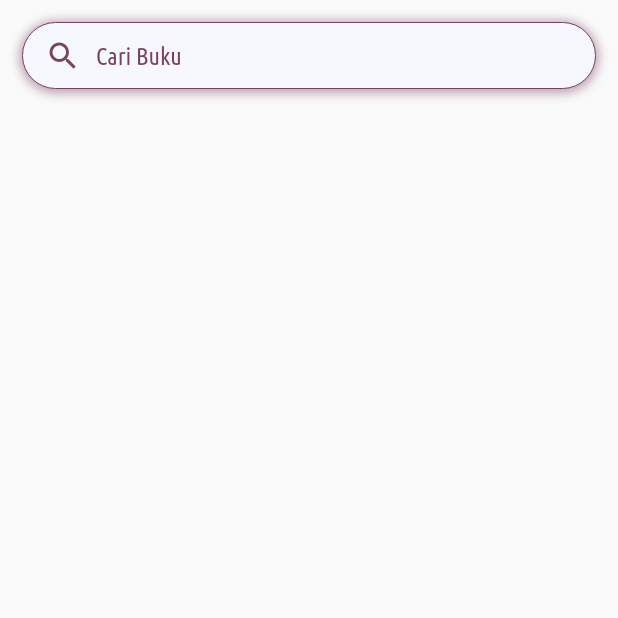
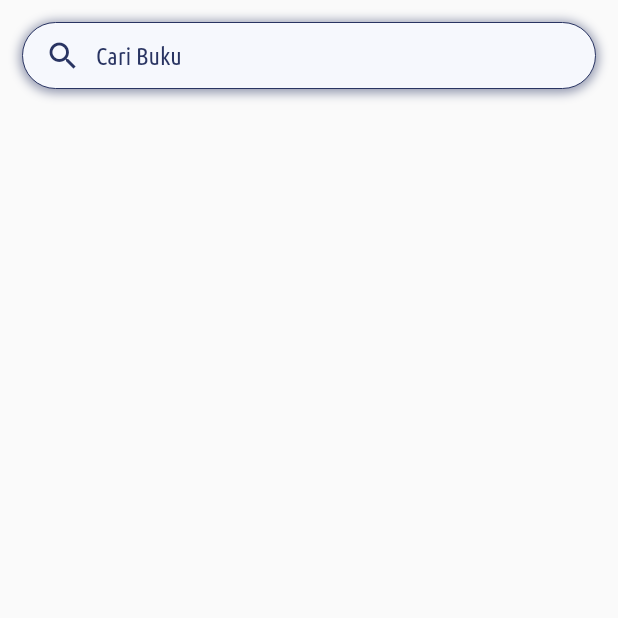
Before and after one commit to Arybobyku/MyPerpus---Flutter, a Flutter app: the MainMenuPage screen opened by its route, after a tap on "Cari Buku", on a phone screen of 412 x 824 dp, the top half of it. Run offline on Flutter 3.47's test engine with Material 2 defaults, Android fonts, the phone set to English and light mode, and no system bars; our stand-ins replace cloud_firestore, file_picker, firebase_auth, firebase_core, firebase_storage, flutter_datetime_picker and 8 more; accounts and stored records are empty; project files that could hold a hidden picture were left out.

```diff
--- a/lib/helper/color_palette.dart
+++ b/lib/helper/color_palette.dart
@@ -11,7 +11,7 @@ class ColorPalette{
 
   static const Color generalDarkGrey = Color(0xFF838383);
   static const Color generalBackgroundColor = Color(0xFFF6F8FD);
-  static const Color generalPrimaryColor = Color(0xFF774360);
+  static const Color generalPrimaryColor = Color(0xFF293462);
   static const Color generalSecondaryColor = Color(0xFFF2D1D1);
 
   static const Color generalSoftGreen = Color(0xFFDBFFDB);
--- a/lib/main.dart
+++ b/lib/main.dart
@@ -7,6 +7,7 @@ import 'package:my_perpus/helper/color_palette.dart';
 import 'package:my_perpus/injection.dart';
 import 'package:my_perpus/provider/auth.dart';
 import 'package:my_perpus/provider/buku.dart';
+import 'package:my_perpus/provider/peminjaman.dart';
 import 'package:my_perpus/routes.dart';
 import 'package:my_perpus/setup_locator.dart';
 import 'package:provider/provider.dart';
@@ -36,6 +37,7 @@ class MyApp extends StatelessWidget {
       providers: [
         ChangeNotifierProvider(create: (context) => AuthProvider()),
         ChangeNotifierProvider(create: (context) => BukuProvider()),
+        ChangeNotifierProvider(create: (context) => PeminjamanProvider()),
       ],
       child: GetMaterialApp(
         builder: EasyLoading.init(),
--- a/lib/model/buku_model.dart
+++ b/lib/model/buku_model.dart
@@ -1,6 +1,7 @@
 class BukuModel {
   String? id;
   String? gambar;
+  bool? isAvailable;
   String judul;
   String penerbit;
   String pengarang;
@@ -14,6 +15,32 @@ class BukuModel {
     required this.pengarang,
     required this.penerbit,
     required this.jenis,
+    required this.isAvailable,
     required this.tahun,
   });
+
+  factory BukuModel.fromjson(Map<String, dynamic> json, String id) {
+    return BukuModel(
+      id: id,
+      gambar: json['gambar'],
+      judul: json['judul'],
+      penerbit: json['penerbit'],
+      pengarang: json['pengarang'],
+      isAvailable: json['isAvailable'],
+      tahun: json['tahun'],
+      jenis: json['jenis'],
+    );
+  }
+
+  Map<String, dynamic> toJson() => {
+    'id': id,
+    'gambar': gambar,
+    'judul': judul,
+    'penerbit': penerbit,
+    'pengarang': pengarang,
+    'tahun': tahun,
+    'jenis': jenis,
+    'isAvailable': isAvailable
+  };
+
 }
--- a/lib/provider/buku.dart
+++ b/lib/provider/buku.dart
@@ -5,16 +5,46 @@ import 'package:fpdart/fpdart.dart';
 import 'package:my_perpus/model/buku_model.dart';
 import 'package:my_perpus/service/buku_service.dart';
 
-class BukuProvider extends ChangeNotifier{
-      BukuService _bukuService = BukuService();
-     Future<Either<String,bool>> doTambahBuku({required BukuModel buku,required File coverBuku})async{
-    try{
-      var hasil = await _bukuService.simpanGambar(buku,coverBuku);
+class BukuProvider extends ChangeNotifier {
+  BukuService _bukuService = BukuService();
+  List<BukuModel> listBuku = [];
+  List<BukuModel> searchResult = [];
+
+  BukuModel? bukuDetail = null;
+
+  Future<Either<String, bool>> doTambahBuku(
+      {required BukuModel buku, required File coverBuku}) async {
+    try {
+      var hasil = await _bukuService.simpanGambar(buku, coverBuku);
       await _bukuService.setBuku(hasil);
       return right(true);
-    }catch(e){
+    } catch (e) {
       return left(e.toString());
     }
   }
 
+  Future<Either<String, List<BukuModel>>> doGetAllBook() async {
+    try {
+      var result = await _bukuService.getAllBuku();
+      listBuku = result;
+      notifyListeners();
+      return right(result);
+    } catch (e) {
+      return left(e.toString());
+    }
+  }
+
+  clickBukuDetail(BukuModel bukuModel) {
+    bukuDetail = bukuModel;
+    notifyListeners();
+  }
+
+  searchBook(String keyword) {
+    searchResult = listBuku.where((element) =>
+    element.judul.toLowerCase().contains(keyword) ||
+        element.pengarang.toLowerCase().contains(keyword) ||
+        element.penerbit.toLowerCase().contains(keyword)
+    ).toList();
+    notifyListeners();
+  }
 }
--- a/lib/service/buku_service.dart
+++ b/lib/service/buku_service.dart
@@ -24,7 +24,6 @@ class BukuService {
       result.ref.getDownloadURL();
 
       String path = await result.ref.getDownloadURL();
-      print("MyPath"+path);
       buku.gambar = path;
       return buku;
     } catch (e) {
@@ -38,6 +37,7 @@ class BukuService {
           'judul': bukuModel.judul,
           'penerbit': bukuModel.penerbit,
           'pengarang': bukuModel.pengarang,
+          'isAvailable': bukuModel.isAvailable,
           'tahun': bukuModel.tahun,
           'jenis': bukuModel.jenis,
           'gambar': bukuModel.gambar,
@@ -46,4 +46,19 @@ class BukuService {
         rethrow;
       }
   }
+
+  Future<List<BukuModel>> getAllBuku()async{
+    try{
+      print("Get Buku From Firbase");
+      QuerySnapshot result = await _bukuReference.get();
+      List<BukuModel> bukuFromFirebase = result.docs.map((e){
+        return BukuModel.fromjson(e.data() as Map<String, dynamic>, e.id);
+      }).toList();
+
+      return bukuFromFirebase;
+    }catch(e){
+      rethrow;
+    }
+  }
+
 }
--- /dev/null
+++ b/lib/service/peminjaman_service.dart
@@ -0,0 +1,3 @@
+class PeminjamanService{
+
+}
--- a/lib/ui/admin/tambahBuku/admin_tambah_buku_page.dart
+++ b/lib/ui/admin/tambahBuku/admin_tambah_buku_page.dart
@@ -134,6 +134,7 @@ class _AdminTambahBukuPageState extends State<AdminTambahBukuPage> {
         imageCoverFile != null) {
       var buku = BukuModel(
           judul: judul!,
+          isAvailable: true,
           pengarang: pengarang!,
           penerbit: penerbit!,
           jenis: jenis!,
--- a/lib/ui/user/home/user_home_page.dart
+++ b/lib/ui/user/home/user_home_page.dart
@@ -1,9 +1,12 @@
 import 'package:flutter/material.dart';
 import 'package:get/get.dart';
 import 'package:my_perpus/helper/color_palette.dart';
+import 'package:my_perpus/provider/buku.dart';
+import 'package:my_perpus/provider/peminjaman.dart';
 import 'package:my_perpus/routes.dart';
 import 'package:my_perpus/ui/widget/book_container.dart';
 import 'package:my_perpus/ui/widget/search_bar.dart';
+import 'package:provider/provider.dart';
 
 class UserHomePage extends StatefulWidget {
   const UserHomePage({Key? key}) : super(key: key);
@@ -16,7 +19,9 @@ class _UserHomePageState extends State<UserHomePage> {
   @override
   Widget build(BuildContext context) {
     return Scaffold(
-      body: SingleChildScrollView(
+      body: Consumer2<BukuProvider, PeminjamanProvider>(
+          builder: (context, valueBuku, valuePeminjaman, child) {
+        return SingleChildScrollView(
           child: Column(
             crossAxisAlignment: CrossAxisAlignment.start,
             children: [
@@ -25,13 +30,33 @@ class _UserHomePageState extends State<UserHomePage> {
                 children: [
                   Expanded(
                     child: SearchBar(
-                    onTapSearch: ()=> Get.toNamed(Routes.search),
+                      onTapSearch: () => Get.toNamed(Routes.search),
                       enable: false,
                     ),
                   ),
-                Icon(
+                  Stack(
+                    children: [
+                      if (valuePeminjaman.keranjang.isNotEmpty)
+                        Container(
+                          padding: EdgeInsets.all(5),
+                          decoration: BoxDecoration(
+                              shape: BoxShape.circle, color: Colors.red),
+                          child: Text(
+                            valuePeminjaman.keranjang.length.toString(),
+                            style: TextStyle(
+                                color: Colors.white,
+                                fontWeight: FontWeight.bold),
+                          ),
+                        ),
+                      Padding(
+                        padding: const EdgeInsets.only(top: 12, left: 5),
+                        child: Icon(
                           Icons.card_travel,
                           color: ColorPalette.generalPrimaryColor,
+                          size: 30,
+                        ),
+                      ),
+                    ],
                   ),
                   SizedBox(width: 15)
                 ],
@@ -53,14 +78,17 @@ class _UserHomePageState extends State<UserHomePage> {
                 height: 250,
                 child: ListView.builder(
                   shrinkWrap: true,
-                itemCount: 10,
+                  itemCount: valueBuku.listBuku.length,
                   scrollDirection: Axis.horizontal,
                   physics: ClampingScrollPhysics(),
                   itemBuilder: (context, index) {
                     return Container(
                       margin: EdgeInsets.only(left: 20),
                       child: BookContainer(
-                      onTapBook: (){
+                        bukuModel: valueBuku.listBuku[index],
+                        onTapBook: () {
+                          Provider.of<BukuProvider>(context, listen: false)
+                              .clickBukuDetail(valueBuku.listBuku[index]);
                           Get.toNamed(Routes.detailBuku);
                         },
                       ),
@@ -72,7 +100,7 @@ class _UserHomePageState extends State<UserHomePage> {
               Padding(
                 padding: const EdgeInsets.only(left: 20),
                 child: Text(
-                "More",
+                  "lebih banyak buku",
                   style: TextStyle(
                     fontSize: 24,
                     color: ColorPalette.generalPrimaryColor,
@@ -87,15 +115,17 @@ class _UserHomePageState extends State<UserHomePage> {
                   gridDelegate: SliverGridDelegateWithFixedCrossAxisCount(
                       crossAxisCount: 3,
                       childAspectRatio: 0.45,
-                  crossAxisSpacing: 20
-                ),
-                itemCount: 10,
+                      crossAxisSpacing: 20),
+                  itemCount: valueBuku.listBuku.length,
                   shrinkWrap: true,
                   physics: NeverScrollableScrollPhysics(),
                   itemBuilder: (context, index) {
                     return BookContainer(
                       imageHeight: 180,
-                    onTapBook: (){
+                      bukuModel: valueBuku.listBuku[index],
+                      onTapBook: () {
+                        Provider.of<BukuProvider>(context, listen: false)
+                            .clickBukuDetail(valueBuku.listBuku[index]);
                         Get.toNamed(Routes.detailBuku);
                       },
                     );
@@ -104,7 +134,8 @@ class _UserHomePageState extends State<UserHomePage> {
               )
             ],
           ),
-      ),
+        );
+      }),
     );
   }
 }
--- a/lib/ui/user/main_menu_page.dart
+++ b/lib/ui/user/main_menu_page.dart
@@ -1,11 +1,14 @@
 import 'package:flutter/material.dart';
 import 'package:my_perpus/helper/color_palette.dart';
+import 'package:my_perpus/provider/buku.dart';
 import 'package:my_perpus/ui/user/home/user_home_page.dart';
 import 'package:my_perpus/ui/user/profile/user_profile_page.dart';
 import 'package:my_perpus/ui/user/riwayat/user_riwayat_page.dart';
+import 'package:provider/provider.dart';
 
 class MainMenuPage extends StatefulWidget {
   const MainMenuPage({Key? key}) : super(key: key);
+
 
   @override
   _MainMenuPageState createState() => _MainMenuPageState();
@@ -13,6 +16,16 @@ class MainMenuPage extends StatefulWidget {
 
 class _MainMenuPageState extends State<MainMenuPage> {
   int _selectedIndex = 0;
+  bool getData = true;
+  @override
+  void initState() {
+    if(getData){
+      Provider.of<BukuProvider>(context, listen: false).doGetAllBook();
+      getData = false;
+    }
+    super.initState();
+  }
+
   void _onItemTap(int index) {
     setState(() {
       _selectedIndex = index;
--- a/lib/ui/user/search/user_search_page.dart
+++ b/lib/ui/user/search/user_search_page.dart
@@ -1,5 +1,10 @@
 import 'package:flutter/material.dart';
+import 'package:get/get.dart';
+import 'package:my_perpus/provider/buku.dart';
+import 'package:my_perpus/routes.dart';
+import 'package:my_perpus/ui/widget/horizontal_book.dart';
 import 'package:my_perpus/ui/widget/search_bar.dart';
+import 'package:provider/provider.dart';
 
 class UserSearchPage extends StatefulWidget {
   const UserSearchPage({Key? key}) : super(key: key);
@@ -13,12 +18,49 @@ class _UserSearchPageState extends State<UserSearchPage> {
   Widget build(BuildContext context) {
     return SafeArea(
       child: Scaffold(
-        body: Column(
-          children: [
-            SizedBox(height: 15),
-            SearchBar(),
-          ],
-        ),
+        body: Consumer<BukuProvider>(builder: (context, value, _) {
+          return Column(
+            children: [
+              SizedBox(height: 15),
+              SearchBar(
+                onChanged: (val) {
+                  Provider.of<BukuProvider>(context, listen: false)
+                      .searchBook(val);
+                },
+              ),
+              SizedBox(height: 15),
+              Expanded(
+                child: SingleChildScrollView(
+                  child: Column(
+                    children: [
+                      ListView.builder(
+                        shrinkWrap: true,
+                        physics: NeverScrollableScrollPhysics(),
+                        itemCount: value.searchResult.length,
+                        itemBuilder: (context, index) {
+                          return Padding(
+                            padding: const EdgeInsets.symmetric(
+                                horizontal: 20, vertical: 10),
+                            child: GestureDetector(
+                              onTap: (){
+                                Provider.of<BukuProvider>(context,listen: false).clickBukuDetail( value.searchResult[index]);
+                                Get.toNamed(Routes.detailBuku);
+                              },
+                              child: HorizontalBook(
+                                bukuModel: value.searchResult[index],
+                              ),
+                            ),
+                          );
+                        },
+                      ),
+                      SizedBox(height: 15),
+                    ],
+                  ),
+                ),
+              )
+            ],
+          );
+        }),
       ),
     );
   }
--- a/lib/ui/widget/search_bar.dart
+++ b/lib/ui/widget/search_bar.dart
@@ -4,13 +4,18 @@ import 'package:my_perpus/helper/constants.dart';
 import 'package:my_perpus/ui/widget/input_field_rounded.dart';
 
 class SearchBar extends StatelessWidget {
-  const SearchBar({Key? key, this.onTapSearch,this.enable = true}) : super(key: key);
+  const SearchBar(
+      {Key? key, this.onTapSearch, this.enable = true, this.onChanged,this.onEditingCompleted})
+      : super(key: key);
   final Function()? onTapSearch;
+  final Function()? onEditingCompleted;
+  final Function(String)? onChanged;
   final bool enable;
+
   @override
   Widget build(BuildContext context) {
     return GestureDetector(
-      onTap:onTapSearch,
+      onTap: onTapSearch,
       child: Container(
         margin: EdgeInsets.symmetric(horizontal: 15),
         decoration: kRoundedContainer.copyWith(
@@ -32,13 +37,15 @@ class SearchBar extends StatelessWidget {
           mainAxisSize: MainAxisSize.max,
           crossAxisAlignment: CrossAxisAlignment.center,
           children: [
-            Icon(Icons.search,color: ColorPalette.generalPrimaryColor,),
+            Icon(Icons.search, color: ColorPalette.generalPrimaryColor,),
             SizedBox(width: 10,),
             Expanded(
               child: TextField(
                 maxLines: 1,
                 minLines: 1,
                 enabled: enable,
+                onChanged:onChanged,
+                onEditingComplete: onEditingCompleted,
                 decoration: InputDecoration(
                   filled: false,
                   isDense: true,
```
Also changed, not shown: lib/provider/peminjaman.dart (+13 -1 lines), lib/ui/user/detailbuku/user_detail_buku.dart (+57 -36 lines), lib/ui/user/keranjang/user_keranjang_page.dart (added, +18 -0 lines), lib/ui/widget/book_container.dart (+22 -7 lines), lib/ui/widget/horizontal_book.dart (added, +52 -0 lines), lib/ui/widget/vertical_title_value.dart (added, +21 -0 lines). Lines whose indentation alone changed are shown as unchanged.
